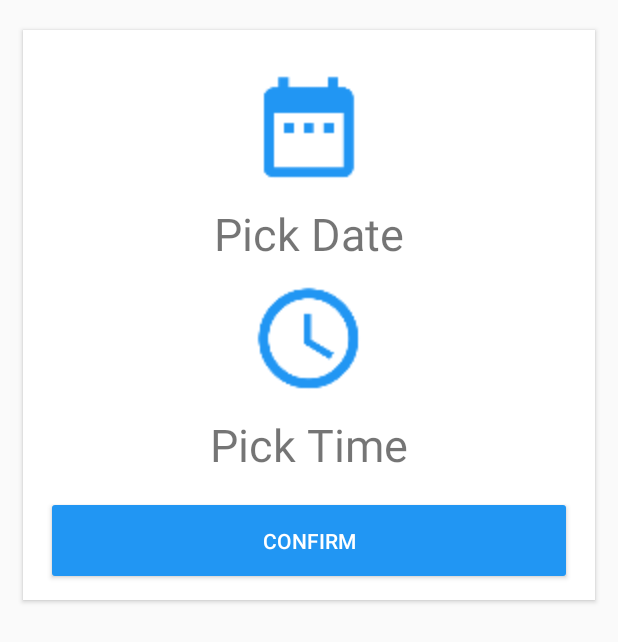
After one commit to Mobile-Poc/SeqayaMVPClean, an Android app: the fragment DeliveryTimeFragment shown on its own in the app's theme, on a phone screen of 412 x 824 dp. The commit adds this screen. Shown: the top 642 px of the screen. Run offline under Robolectric (Android 15) with nearby library versions, the light colour scheme and no system bars.

Commit message:
delivery and payment

```diff
--- a/app/src/main/java/com/mesawer/chaty/seqayamvpclean/data/repository/OrdersRepository.java
+++ b/app/src/main/java/com/mesawer/chaty/seqayamvpclean/data/repository/OrdersRepository.java
@@ -1,12 +1,9 @@
 package com.mesawer.chaty.seqayamvpclean.data.repository;
 
 import com.mesawer.chaty.seqayamvpclean.data.datasource.OrdersDataSource;
-import com.mesawer.chaty.seqayamvpclean.data.datasource.ProductsDataSource;
 import com.mesawer.chaty.seqayamvpclean.domain.entity.Order;
-import com.mesawer.chaty.seqayamvpclean.domain.entity.Product;
 import com.mesawer.chaty.seqayamvpclean.domain.repository.ErrorCallback;
 import com.mesawer.chaty.seqayamvpclean.domain.repository.IOrdersRepository;
-import com.mesawer.chaty.seqayamvpclean.domain.repository.IProductsRepository;
 import com.mesawer.chaty.seqayamvpclean.domain.repository.SuccessCallback;
 
 import java.util.List;
@@ -29,7 +26,7 @@ public class OrdersRepository implements IOrdersRepository {
     public void addNewOrder(Order order,
                             SuccessCallback<Order> successCallback,
                             ErrorCallback errorCallback) {
-
+        ordersDataSource.addNewOrder(order, successCallback, errorCallback);
     }
 
     @Override
--- /dev/null
+++ b/app/src/main/java/com/mesawer/chaty/seqayamvpclean/presentation/deliverytime/DeliveryTimeFragment.java
@@ -0,0 +1,117 @@
+package com.mesawer.chaty.seqayamvpclean.presentation.deliverytime;
+
+
+import android.app.DatePickerDialog;
+import android.app.TimePickerDialog;
+import android.os.Build;
+import android.os.Bundle;
+import android.support.annotation.Nullable;
+import android.support.annotation.RequiresApi;
+import android.support.v4.app.Fragment;
+import android.view.LayoutInflater;
+import android.view.View;
+import android.view.ViewGroup;
+import android.widget.DatePicker;
+import android.widget.ImageView;
+import android.widget.LinearLayout;
+import android.widget.TextView;
+import android.widget.TimePicker;
+import android.widget.Toast;
+
+import com.mesawer.chaty.seqayamvpclean.R;
+import com.mesawer.chaty.seqayamvpclean.domain.entity.Order;
+import com.mesawer.chaty.seqayamvpclean.presentation.paymentmethod.PaymentMethodFragment;
+import com.mesawer.chaty.seqayamvpclean.utils.ViewUtil;
+
+import java.text.DateFormat;
+import java.util.Calendar;
+
+/**
+ * A simple {@link Fragment} subclass.
+ */
+public class DeliveryTimeFragment extends Fragment implements View.OnClickListener {
+    View view;
+    LinearLayout Button;
+    private android.widget.Button btn_dialog_confirm;
+    private ImageView btn_dialog_1, btn_dialog_2;
+    TextView text_date, text_time;
+    Calendar calendar;
+    Order order;
+
+    @Override
+    public View onCreateView(LayoutInflater inflater, ViewGroup container,
+                             Bundle savedInstanceState) {
+        // Inflate the layout for this fragment
+        view = inflater.inflate(R.layout.fragment_delivery_time, container, false);
+        Button = view.findViewById(R.id.Button);
+        btn_dialog_1 = view.findViewById(R.id.btn_dialog_1);
+        btn_dialog_2 = view.findViewById(R.id.btn_dialog_2);
+        text_date = view.findViewById(R.id.text_date);
+        text_time = view.findViewById(R.id.text_time);
+        btn_dialog_confirm = view.findViewById(R.id.btn_dialog_confirm);
+
+        ViewUtil.addShadowToView(getContext(), Button);
+
+        return view;
+    }
+
+    @Override
+    public void onActivityCreated(@Nullable Bundle savedInstanceState) {
+        super.onActivityCreated(savedInstanceState);
+
+        calendar = Calendar.getInstance();
+        btn_dialog_1.setOnClickListener(this);
+        btn_dialog_2.setOnClickListener(this);
+        btn_dialog_confirm.setOnClickListener(this);
+
+    }
+
+    @RequiresApi(api = Build.VERSION_CODES.N)
+    @Override
+    public void onClick(View view) {
+        switch (view.getId()) {
+            case R.id.btn_dialog_1:
+                DatePickerDialog datePickerDialog = new DatePickerDialog(getActivity(), new DatePickerDialog.OnDateSetListener() {
+                    @Override
+                    public void onDateSet(DatePicker view, int year, int monthOfYear, int dayOfMonth) {
+                        calendar.set(Calendar.YEAR, year);
+                        calendar.set(Calendar.MONTH, monthOfYear);
+                        calendar.set(Calendar.DAY_OF_MONTH, dayOfMonth);
+                        String date = DateFormat.getDateInstance(DateFormat.MEDIUM).format(calendar.getTime());
+                        text_date.setText(date);
+
+                    }
+                }, calendar.get(Calendar.YEAR), calendar.get(Calendar.MONTH), calendar.get(Calendar.DAY_OF_MONTH));
+                datePickerDialog.show();
+                break;
+
+            case R.id.btn_dialog_2:
+                TimePickerDialog timePickerDialog = new TimePickerDialog(getActivity(),
+                        new TimePickerDialog.OnTimeSetListener() {
+                            @Override
+                            public void onTimeSet(TimePicker timePicker, int i, int i1) {
+                                calendar.set(Calendar.HOUR_OF_DAY, i);
+                                calendar.set(Calendar.MINUTE, i1);
+                                String time = DateFormat.getTimeInstance(DateFormat.SHORT).format(calendar.getTime());
+                                text_time.setText(time);
+                            }
+                        }, calendar.get(Calendar.HOUR_OF_DAY), calendar.get(Calendar.MINUTE), true);
+                timePickerDialog.show();
+                break;
+
+            case R.id.btn_dialog_confirm:
+                order = new Order("jjef");
+                PaymentMethodFragment paymentFragment=new PaymentMethodFragment();
+                order.setDeliveryDate(text_date.getText().toString());
+                order.setDeliveryTime(text_time.getText().toString());
+                Toast.makeText(getActivity(), " " + order.getDeliveryDate() + " " + order.getDeliveryTime(), Toast.LENGTH_SHORT).show();
+                Bundle bundle=new Bundle();
+                bundle.putSerializable("order",order);
+                paymentFragment.setArguments(bundle);
+                getActivity().getSupportFragmentManager().
+                        beginTransaction().replace(R.id.container, paymentFragment).commit();
+                break;
+        }
+
+    }
+}
--- a/app/src/main/java/com/mesawer/chaty/seqayamvpclean/presentation/paymentmethod/PaymentMethodContract.java
+++ b/app/src/main/java/com/mesawer/chaty/seqayamvpclean/presentation/paymentmethod/PaymentMethodContract.java
@@ -7,7 +7,7 @@ import com.mesawer.chaty.seqayamvpclean.domain.entity.Order;
 public interface PaymentMethodContract {
 
     interface View extends BaseView<Presenter> {
-        void navigateToOrderSummeryFragment();
+        void navigateToOrderSummeryFragment(Order order);
     }
 
     interface Presenter extends BasePresenter {
--- a/app/src/main/java/com/mesawer/chaty/seqayamvpclean/utils/Injection.java
+++ b/app/src/main/java/com/mesawer/chaty/seqayamvpclean/utils/Injection.java
@@ -11,6 +11,7 @@ import com.mesawer.chaty.seqayamvpclean.data.repository.ProductsRepository;
 import com.mesawer.chaty.seqayamvpclean.data.datasource.remote.ProductsRemoteDataSource;
 import com.mesawer.chaty.seqayamvpclean.data.repository.UsersRepository;
 import com.mesawer.chaty.seqayamvpclean.domain.usecase.login.EmailPasswordLogin;
+import com.mesawer.chaty.seqayamvpclean.domain.usecase.paymentmethod.AddOrder;
 
 public class Injection {
 
@@ -37,4 +38,8 @@ public class Injection {
     public static EmailPasswordLogin provideEmailPasswordLogin() {
         return new EmailPasswordLogin(provideProductsRepository());
     }
+
+    public static AddOrder provideAddOrder() {
+        return new AddOrder(provideOrdersRepository());
+    }
 }
--- /dev/null
+++ b/app/src/main/res/layout/fragment_delivery_time.xml
@@ -0,0 +1,88 @@
+<LinearLayout xmlns:android="http://schemas.android.com/apk/res/android"
+    xmlns:tools="http://schemas.android.com/tools"
+    android:layout_width="match_parent"
+    android:layout_height="wrap_content"
+    xmlns:app="http://schemas.android.com/apk/res-auto"
+    android:orientation="vertical"
+    tools:context="com.mesawer.chaty.seqayamvpclean.presentation.deliverytime.DeliveryTimeFragment">
+
+
+    <LinearLayout
+        android:layout_marginTop="20dp"
+        style="@style/CardStyle"
+        android:id="@+id/Button">
+
+
+        <ImageView
+            android:id="@+id/btn_dialog_1"
+            android:layout_gravity="center"
+            android:src="@drawable/ic_date_range"
+            android:layout_width="100dp"
+            android:layout_height="100dp" />
+
+        <TextView
+            android:textSize="30dp"
+            android:text="Pick Date"
+            android:gravity="center"
+            android:id="@+id/text_date"
+            android:layout_width="match_parent"
+            android:layout_height="wrap_content" />
+
+        <!--<Button-->
+        <!--android:id="@+id/btn_dialog_1"-->
+        <!--android:layout_width="match_parent"-->
+        <!--android:layout_height="wrap_content"-->
+        <!--android:layout_marginTop="14dp"-->
+        <!--android:backgroundTint="#4CAF50"-->
+        <!--android:padding="20dp"-->
+        <!--android:text="Date Picker Dialog"-->
+        <!--android:textColor="@color/white"-->
+        <!--android:textSize="14sp" />-->
+
+        <ImageView
+            android:id="@+id/btn_dialog_2"
+            android:layout_gravity="center"
+            android:src="@drawable/ic_access_time"
+            android:layout_width="100dp"
+            android:layout_height="100dp" />
+
+        <TextView
+            android:textSize="30dp"
+            android:text="Pick Time"
+            android:id="@+id/text_time"
+            android:gravity="center"
+            android:layout_width="match_parent"
+            android:layout_height="wrap_content" />
+
+        <!--<Button-->
+        <!--android:id="@+id/btn_dialog_2"-->
+        <!--android:layout_width="match_parent"-->
+        <!--android:layout_height="wrap_content"-->
+        <!--android:layout_marginTop="14dp"-->
+        <!--android:backgroundTint="#FF9800"-->
+        <!--android:padding="20dp"-->
+        <!--android:text="Time Picker Dialog"-->
+        <!--android:textColor="@color/white"-->
+        <!--android:textSize="14sp" />-->
+
+        <Button
+            android:id="@+id/btn_dialog_confirm"
+            android:layout_width="match_parent"
+            android:layout_height="wrap_content"
+            android:layout_marginTop="14dp"
+            android:backgroundTint="#2196F3"
+            android:padding="20dp"
+            android:text="Confirm"
+            android:textColor="@color/white"
+
+            android:textSize="14sp" />
+    </LinearLayout>
+
+
+
+
+
+
+
+
+</LinearLayout>
--- a/app/src/main/res/layout/fragment_payment.xml
+++ b/app/src/main/res/layout/fragment_payment.xml
@@ -3,7 +3,8 @@
     xmlns:tools="http://schemas.android.com/tools"
     android:layout_width="match_parent"
     android:layout_height="match_parent"
-    tools:context="com.ntg.user.sa2aia.network.PaymentFragment">
+    android:id="@+id/payment_layout"
+    tools:context="com.mesawer.chaty.seqayamvpclean.presentation.paymentmethod.PaymentMethodFragment">
 
     <LinearLayout
         android:layout_width="match_parent"
```
Also changed, not shown: app/src/main/java/com/mesawer/chaty/seqayamvpclean/data/datasource/remote/OrdersRemoteDataSource.java (+23 -0 lines), app/src/main/java/com/mesawer/chaty/seqayamvpclean/domain/usecase/paymentmethod/AddOrder.java (+43 -2 lines), app/src/main/java/com/mesawer/chaty/seqayamvpclean/presentation/paymentmethod/PaymentMethodFragment.java (added, +87 -0 lines), app/src/main/java/com/mesawer/chaty/seqayamvpclean/presentation/paymentmethod/PaymentMethodPresenter.java (+25 -0 lines), app/src/main/res/layout/fragment_payment_method.xml (added, +99 -0 lines).
